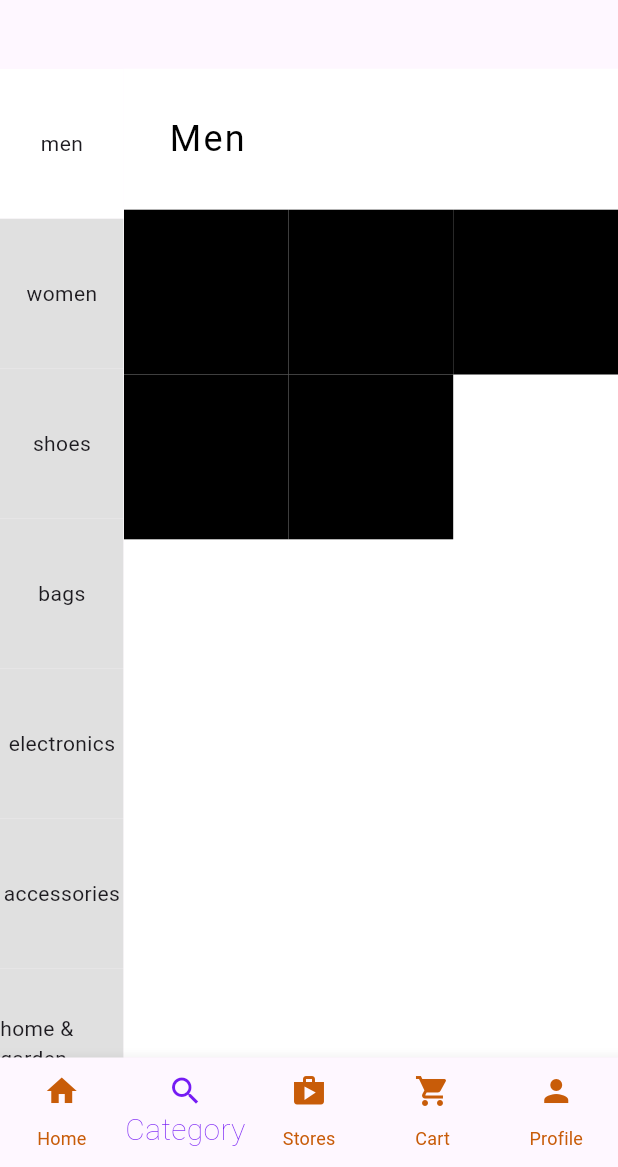
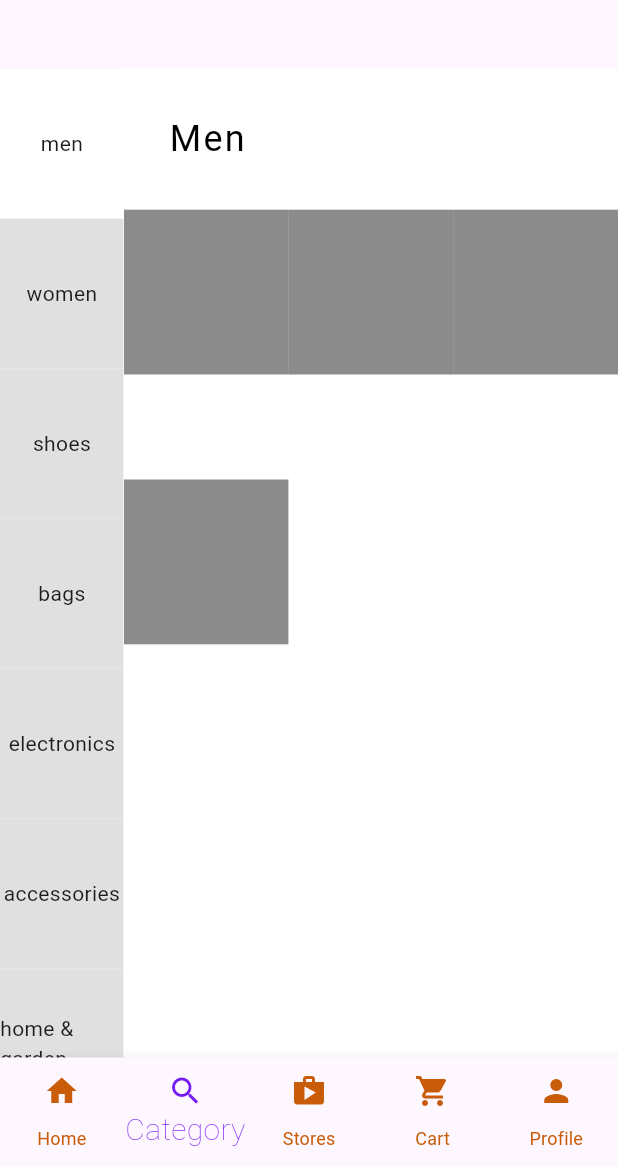
Before and after one commit to Devsaci/ecommerce_shams_app, a Flutter app: the screen it shows after launch, item 2 of the bottom bar chosen, on a phone screen of 412 x 824 dp, the part 69-1236 px from its top. Run offline on Flutter 3.47's test engine with Material 3 defaults, Android fonts, the phone set to English and light mode, and no system bars.

Commit message:
mainAxisSpacing: 70,

```diff
--- a/lib/categories/men_categ.dart
+++ b/lib/categories/men_categ.dart
@@ -23,9 +23,10 @@ class MenCategory extends StatelessWidget {
           height: MediaQuery.of(context).size.height * 0.60,
           child: GridView.count(
             crossAxisCount: 3,
-            children: List.generate(5, (index) {
+            mainAxisSpacing: 70,
+            children: List.generate(4, (index) {
               return Container(
-                color: Colors.black,
+                color: Colors.black45,
                 height: 70,
                 width: 70,
               );
```
